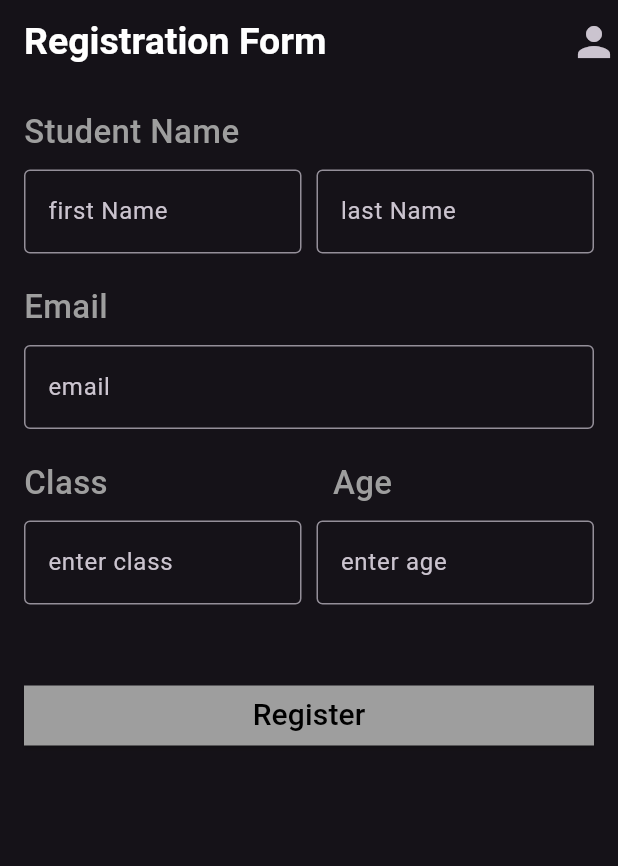
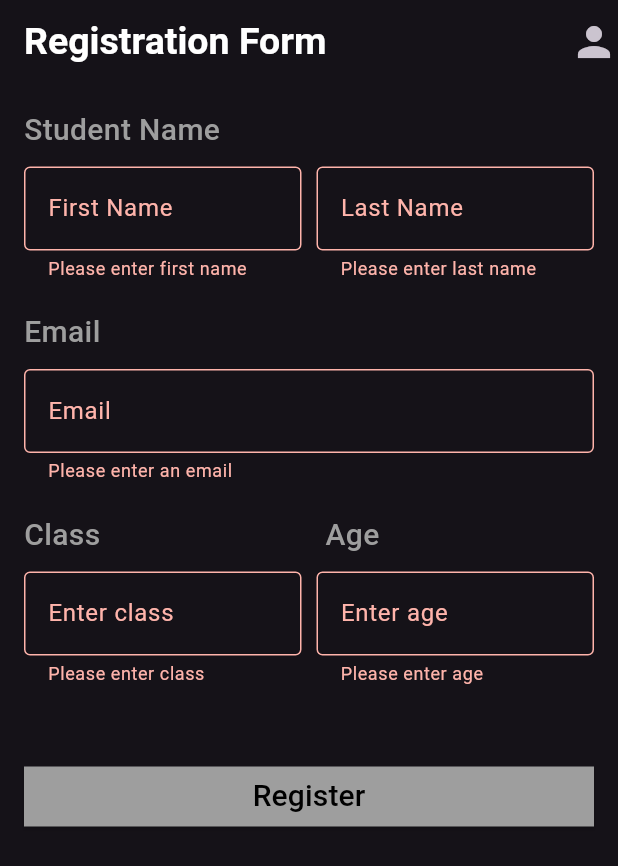
Before and after one commit to DiyaShajith/Registration_Form, a Flutter app: the screen it shows after launch, after a tap on "Register", on a phone screen of 412 x 824 dp. Shown: the top 866 px of the screen. Run offline on Flutter 3.47's test engine with Material 3 defaults, Android fonts, the phone set to English and light mode, and no system bars.

```diff
--- a/lib/view/registerview.dart
+++ b/lib/view/registerview.dart
@@ -8,9 +8,28 @@ class Registerview extends StatefulWidget {
 }
 
 class _RegisterviewState extends State<Registerview> {
+  final TextEditingController _firstNameController = TextEditingController();
+  final TextEditingController _lastNameController = TextEditingController();
+  final TextEditingController _emailController = TextEditingController();
+  final TextEditingController _classController = TextEditingController();
+  final TextEditingController _ageController = TextEditingController();
+
+  final _formKey = GlobalKey<FormState>();
+
+  @override
+  void dispose() {
+    _firstNameController.dispose();
+    _lastNameController.dispose();
+    _emailController.dispose();
+    _classController.dispose();
+    _ageController.dispose();
+    super.dispose();
+  }
+
   @override
   Widget build(BuildContext context) {
-    final size = MediaQuery.sizeOf(context);
+    final size = MediaQuery.of(context).size;
+
     return Scaffold(
       appBar: AppBar(
         actions: const [
@@ -27,6 +46,8 @@ class _RegisterviewState extends State<Registerview> {
       ),
       body: Padding(
         padding: const EdgeInsets.all(16.0),
+        child: Form(
+          key: _formKey,
           child: Column(
             crossAxisAlignment: CrossAxisAlignment.start,
             children: [
@@ -34,7 +55,7 @@ class _RegisterviewState extends State<Registerview> {
                 "Student Name",
                 style: TextStyle(
                     color: Colors.grey[500],
-                  fontSize: 22,
+                    fontSize: 20,
                     fontWeight: FontWeight.w500),
               ),
               const SizedBox(height: 10),
@@ -42,87 +63,118 @@ class _RegisterviewState extends State<Registerview> {
                 children: [
                   Expanded(
                     child: TextFormField(
+                      keyboardType: TextInputType.name,
+                      controller: _firstNameController,
                       decoration: const InputDecoration(
-                        labelText: "first Name",
+                        labelText: "First Name",
                         labelStyle: TextStyle(fontWeight: FontWeight.w400),
-                        border: OutlineInputBorder()),
+                        border: OutlineInputBorder(),
+                      ),
+                      validator: (value) {
+                        if (value == null || value.isEmpty) {
+                          return 'Please enter first name';
+                        }
+                        return null;
+                      },
                     ),
                   ),
                   const SizedBox(width: 10),
                   Expanded(
                     child: TextFormField(
+                      keyboardType: TextInputType.name,
+                      controller: _lastNameController,
                       decoration: const InputDecoration(
-                        labelText: "last Name", border: OutlineInputBorder()),
+                          labelText: "Last Name", border: OutlineInputBorder()),
+                      validator: (value) {
+                        if (value == null || value.isEmpty) {
+                          return 'Please enter last name';
+                        }
+                        return null;
+                      },
                     ),
                   ),
                 ],
               ),
-            const SizedBox(
-              height: 20,
-            ),
+              const SizedBox(height: 20),
               Text(
                 "Email",
                 style: TextStyle(
                     color: Colors.grey[500],
-                  fontSize: 22,
+                    fontSize: 20,
                     fontWeight: FontWeight.w500),
               ),
-            const SizedBox(
-              height: 10,
+              const SizedBox(height: 10),
+              TextFormField(
+                controller: _emailController,
+                decoration: const InputDecoration(
+                    labelText: "Email", border: OutlineInputBorder()),
+                keyboardType: TextInputType.emailAddress,
+                validator: (value) {
+                  if (value == null || value.isEmpty) {
+                    return 'Please enter an email';
+                  }
+
+                  return null;
+                },
               ),
-            TextFormField(
-              decoration: const InputDecoration(
-                  labelText: "email", border: OutlineInputBorder()),
-            ),
-            const SizedBox(
-              height: 20,
-            ),
+              const SizedBox(height: 20),
               Row(
                 children: [
                   Text(
                     "Class",
                     style: TextStyle(
                         color: Colors.grey[500],
-                      fontSize: 22,
+                        fontSize: 20,
                         fontWeight: FontWeight.w500),
                   ),
-                const SizedBox(
-                  width: 150,
-                ),
+                  const SizedBox(width: 150),
                   Text(
                     "Age",
                     style: TextStyle(
                         color: Colors.grey[500],
-                      fontSize: 22,
+                        fontSize: 20,
                         fontWeight: FontWeight.w500),
                   ),
                 ],
               ),
-            const SizedBox(
-              height: 10,
-            ),
+              const SizedBox(height: 10),
               Row(
                 children: [
                   Expanded(
                     child: TextFormField(
+                      keyboardType: TextInputType.number,
+                      controller: _classController,
                       decoration: const InputDecoration(
-                        labelText: "enter class",
+                          labelText: "Enter class",
                           labelStyle: TextStyle(fontWeight: FontWeight.w400),
                           border: OutlineInputBorder()),
+                      validator: (value) {
+                        if (value == null || value.isEmpty) {
+                          return 'Please enter class';
+                        }
+                        return null;
+                      },
                     ),
                   ),
                   const SizedBox(width: 10),
                   Expanded(
                     child: TextFormField(
+                      controller: _ageController,
                       decoration: const InputDecoration(
-                        labelText: "enter age", border: OutlineInputBorder()),
+                          labelText: "Enter age", border: OutlineInputBorder()),
+                      keyboardType: TextInputType.number,
+                      validator: (value) {
+                        if (value == null || value.isEmpty) {
+                          return 'Please enter age';
+                        }
+
+                        return null;
+                      },
                     ),
                   ),
                 ],
               ),
-            const SizedBox(
-              height: 50,
-            ),
+              const SizedBox(height: 50),
               Center(
                 child: SizedBox(
                   width: size.width,
@@ -130,14 +182,24 @@ class _RegisterviewState extends State<Registerview> {
                     style: ElevatedButton.styleFrom(
                         backgroundColor: Colors.grey,
                         shape: const RoundedRectangleBorder()),
-                    onPressed: () {},
+                    onPressed: () {
+                      if (_formKey.currentState!.validate()) {
+                        ScaffoldMessenger.of(context).showSnackBar(
+                          const SnackBar(
+                            content: Text('Registration Successful'),
+                          ),
+                        );
+                      }
+                    },
                     child: const Text(
                       "Register",
                       style: TextStyle(color: Colors.black, fontSize: 20),
-                    )),
                     ),
-            )
+                  ),
+                ),
+              ),
             ],
+          ),
         ),
       ),
     );
```
Lines whose indentation alone changed are shown as unchanged.
